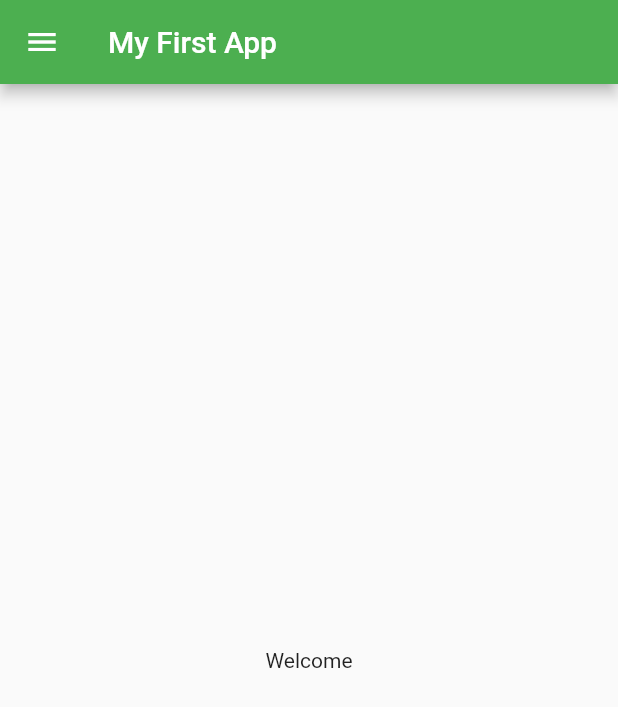
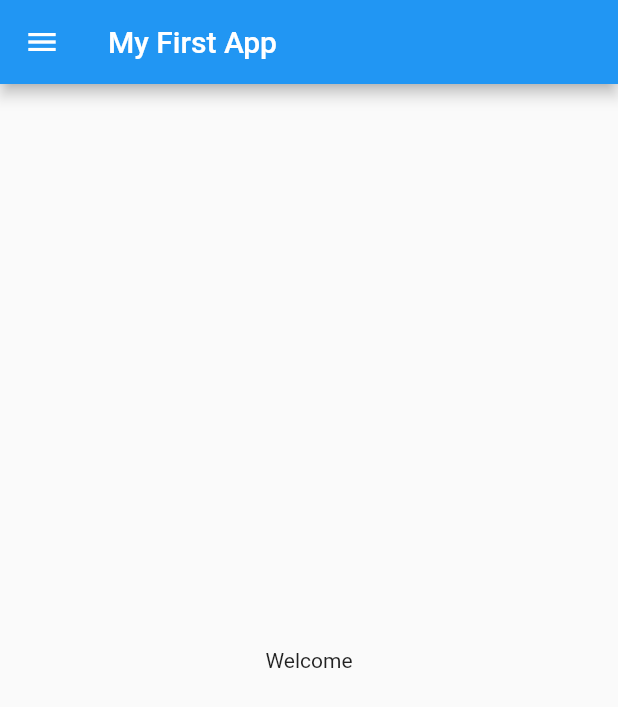
Before and after one commit to MuneebUrRehman1/Flutter-Tutorial, a Flutter app: the screen it shows after launch, on a phone screen of 412 x 824 dp. Shown: the top 707 px of the screen. Run offline on Flutter 3.47's test engine with Material 2 defaults, Android fonts, the phone set to English and light mode, and no system bars.

Commit message:
initial commit

```diff
--- a/lib/main.dart
+++ b/lib/main.dart
@@ -1,5 +1,6 @@
   import 'package:flutter/material.dart';
-import 'package:flutter_app/home_page.dart';
+import 'package:flutter_app/pages/home_page.dart';
+import 'package:flutter_app/pages/login_page.dart';
 
 void main() {
   runApp(MyApp());
@@ -9,6 +10,7 @@ class MyApp extends StatelessWidget {
   // This widget is the root of your application.
   @override
   Widget build(BuildContext context) {
+    bringVegetables(thaila: true);
     return MaterialApp(
       title: 'Flutter Demo',
       theme: ThemeData(
@@ -23,7 +25,19 @@ class MyApp extends StatelessWidget {
         // is not restarted.
         primarySwatch: Colors.green,
       ),
-      home: HomePage(),
+      themeMode: ThemeMode.dark,
+      darkTheme: ThemeData(brightness: Brightness.light),
+       // initialRoute: "/home",
+
+        routes: {
+        "/": (context) => HomePage() ,
+          "/login": (context) => LoginPage()
+        },
     );
   }
+
+  bringVegetables({required bool thaila, int rupees = 100})
+  {
+
+  }
 }
```
Also changed, not shown: lib/pages/login_page.dart (added, +21 -0 lines), lib/pages/home_page.dart (renamed from lib/home_page.dart).
